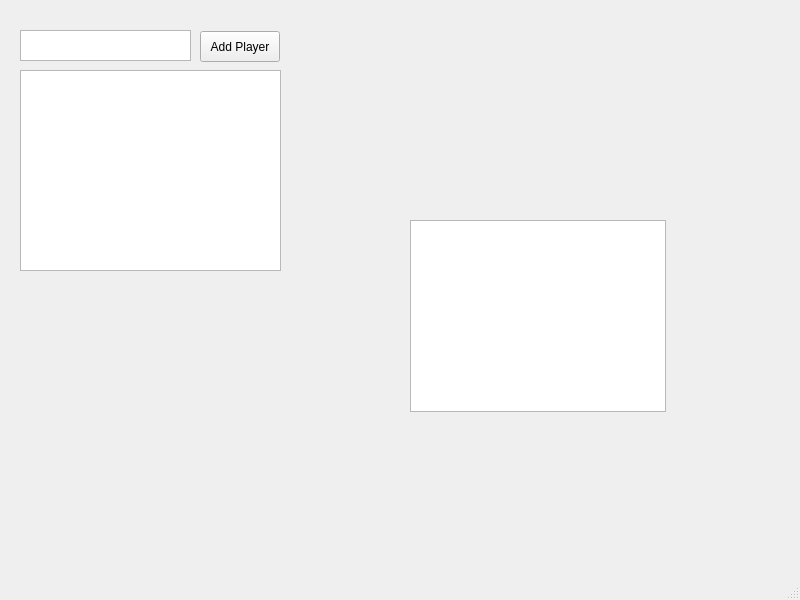
The window that view/pokergame.ui (jaydeelew/poker_game_gui) describes before a commit, drawn with Qt 5.
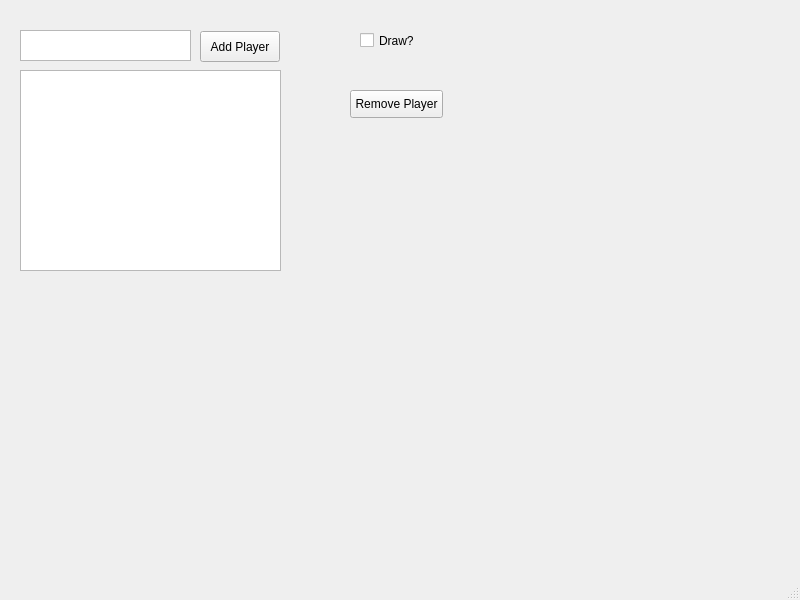
The same window after the commit.

Commit message: functional add and remove players

```diff
--- a/view/pokergame.ui
+++ b/view/pokergame.ui
@@ -47,14 +47,30 @@
      </rect>
     </property>
    </widget>
-   <widget class="QTableWidget" name="tableWidget">
+   <widget class="QCheckBox" name="checkBoxDrawGame">
     <property name="geometry">
      <rect>
-      <x>410</x>
-      <y>220</y>
-      <width>256</width>
-      <height>192</height>
+      <x>360</x>
+      <y>30</y>
+      <width>81</width>
+      <height>21</height>
      </rect>
+    </property>
+    <property name="text">
+     <string>Draw?</string>
+    </property>
+   </widget>
+   <widget class="QPushButton" name="pushButtonDelPlayer">
+    <property name="geometry">
+     <rect>
+      <x>350</x>
+      <y>90</y>
+      <width>93</width>
+      <height>28</height>
+     </rect>
+    </property>
+    <property name="text">
+     <string>Remove Player</string>
     </property>
    </widget>
   </widget>
```
Left out of the diff: 11 changed lines with no effect on the pictures. The commit also changes 7 other files.
